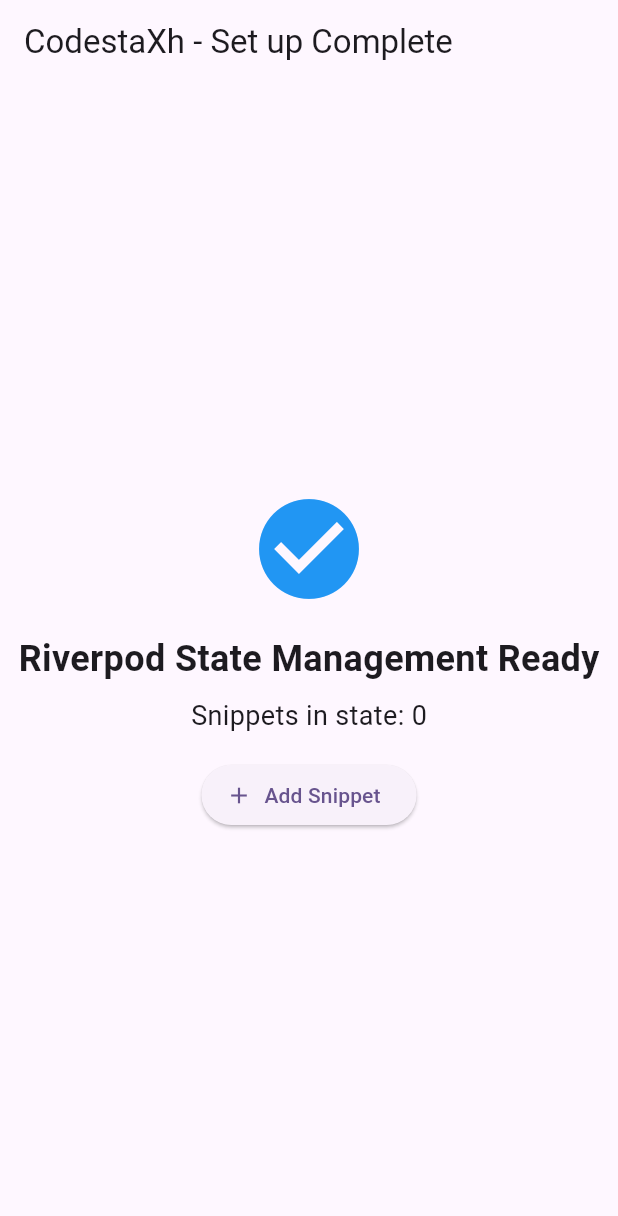
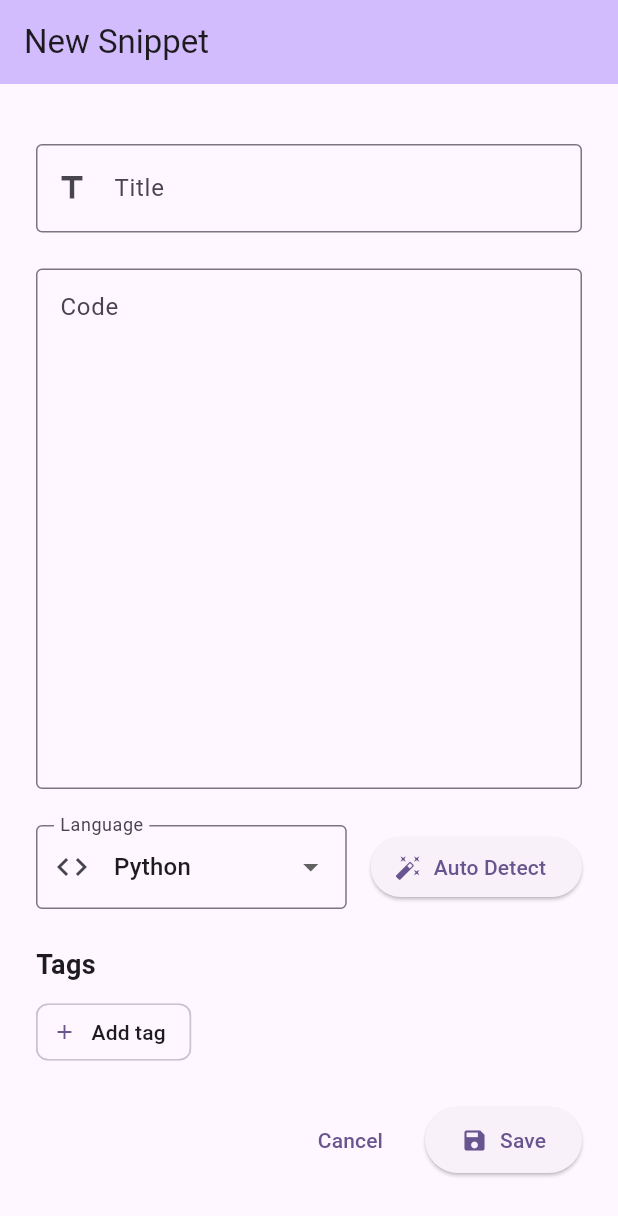
Before and after one commit to MalcolmOdu/gr11-codestaxh-fall-2025, a Flutter app: the screen it shows after launch, on a phone screen of 412 x 824 dp. Shown: the top 1216 px of the screen. Run offline on Flutter 3.47's test engine with Material 3 defaults, Android fonts, the phone set to English and light mode, and no system bars; our stand-ins replace firebase_core, flutter_riverpod, hive_ce, hive_ce_flutter; accounts and stored records are empty.

Commit message:
feat: web editor with code input, language selector, and tags

```diff
--- a/lib/main.dart
+++ b/lib/main.dart
@@ -4,8 +4,7 @@ import 'firebase_options.dart';
 import 'package:hive_ce_flutter/hive_flutter.dart';
 import 'models/snippet.dart';
 import 'package:flutter_riverpod/flutter_riverpod.dart';
-import 'package:codestaxh/controllers/snippet_controller.dart';
-import 'package:codestaxh/controllers/snippet_notifier.dart';
+import 'views/web/snippet_editor_view.dart';
 
 void main() async {
   WidgetsFlutterBinding.ensureInitialized();
@@ -31,66 +30,7 @@ class MyApp extends StatelessWidget {
         colorScheme: ColorScheme.fromSeed(seedColor: Colors.deepPurple),
         useMaterial3: true,
       ),
-      home: const TestScreen(),
+      home: const SnippetEditorView(),
     );
   }
 }
-
-class TestScreen extends ConsumerStatefulWidget {
-  const TestScreen({super.key});
-
-  @override
-  ConsumerState<TestScreen> createState() => _TestScreenState();
-}
-
-class _TestScreenState extends ConsumerState<TestScreen> {
-
-  @override
-  Widget build(BuildContext context) {
-
-    final snippets =  ref.watch(snippetProvider);
-
-    return Scaffold(
-      appBar: AppBar(
-        title: const Text('CodestaXh - Set up Complete'),
-      ),
-      body: Center(
-        child: Column(
-          mainAxisAlignment: MainAxisAlignment.center,
-          children: [
-            const Icon(Icons.check_circle, size: 80, color: Colors.blue),
-            const SizedBox(height: 16),
-            const Text(
-              'Riverpod State Management Ready',
-              style: TextStyle(fontSize: 24, fontWeight: FontWeight.bold),
-            ),
-            const SizedBox(height: 8),
-            Text(
-              'Snippets in state: ${snippets.length}',
-              style: const TextStyle(fontSize: 18),
-            ),
-            const SizedBox(height: 16),
-            ElevatedButton.icon(
-                onPressed: () {
-                  final controller = SnippetController(ref);
-
-                  controller.addSnippet(
-                    title: 'Test Snippet ${snippets.length + 1}',
-                    code: 'print("Hello World!")',
-                    language: 'Python',
-                    tags: ['test', 'snippet'],
-                    author: 'Vincent Kennedy'
-                  );
-                  ScaffoldMessenger.of(context).showSnackBar(
-                    const SnackBar(content: Text('Snippet Added')),
-                  );
-                },
-              icon: const Icon(Icons.add),
-              label: const Text('Add Snippet'),
-            ),
-          ],
-        ),
-      ),
-    );
-  }
-}
--- /dev/null
+++ b/lib/views/web/snippet_editor_view.dart
@@ -0,0 +1,380 @@
+import 'package:flutter/material.dart';
+import 'package:flutter_riverpod/flutter_riverpod.dart';
+import 'package:codestaxh/controllers/snippet_controller.dart';
+
+class SnippetEditorView extends ConsumerStatefulWidget {
+  //if editing existing snippet, pass ID
+  final String? id;
+  const SnippetEditorView({super.key, this.id});
+
+  @override
+  ConsumerState<SnippetEditorView> createState() => _SnippetEditorViewState();
+}
+
+class _SnippetEditorViewState extends ConsumerState<SnippetEditorView> {
+  //Text Controller to store what thr user types
+  final _titleController = TextEditingController();
+  final _codeController = TextEditingController();
+  final _tagController = TextEditingController();
+
+  String _selectedLanguage = 'Python';
+
+  //list of available languages
+  final List<String> _languages = [
+    'Python',
+    'Java',
+    'JavaScript',
+    'Dart',
+    'C++',
+    'Go',
+    'RUst',
+    'C#',
+    'Ruby',
+    'Kotlin',
+    'SQL',
+    'HTML',
+    'CSS',
+    'PHP',
+    'Swift',
+    'TypeScript',
+  ];
+  final List<String> _tags =[];
+  bool _isSaving = false; //loading state for save button
+
+  @override
+  void dispose() {
+    _titleController.dispose();
+    _codeController.dispose();
+    _tagController.dispose();
+    super.dispose();
+  }
+
+  @override
+  Widget build(BuildContext context) {
+    return Scaffold(
+      appBar: AppBar(
+        title: Text(widget.id == null ? 'New Snippet' : 'Edit Snippet'),
+        backgroundColor: Theme.of(context).colorScheme.inversePrimary,
+      ),
+      body: Center(
+        child: ConstrainedBox(
+          constraints: const BoxConstraints(maxWidth: 800),
+          child: SingleChildScrollView(
+            padding: const EdgeInsets.all(24),
+            child: Column(
+              crossAxisAlignment: CrossAxisAlignment.stretch,
+              children: [
+                //Title
+                _buildTitleField(),
+                const SizedBox(height: 24),
+                //code editor
+                _buildCodeEditor(),
+                const SizedBox(height: 24),
+                //language selector
+                _buildLanguageSelector(),
+                const SizedBox(height: 24),
+                //tags selector
+                _buildTagsSelector(),
+                const SizedBox(height: 24),
+
+                //buttons
+                _buildActionButtons(),
+              ],
+            ),
+          ),
+        ),
+      ),
+    );
+  }
+
+  Widget _buildTitleField() {
+    return TextField(
+      controller: _titleController,
+      decoration: const InputDecoration(
+        labelText: 'Title',
+        hintText: 'e.g., "BFS algorithm"',
+        border: OutlineInputBorder(),
+        prefixIcon: Icon(Icons.title),
+      ),
+      style: const TextStyle(fontSize: 18),
+    );
+  }
+
+  Widget _buildCodeEditor() {
+    return TextField(
+        controller: _codeController,
+        decoration: const InputDecoration(
+          labelText: 'Code',
+          hintText: 'Paste or Write your code here...',
+          border: OutlineInputBorder(),
+          alignLabelWithHint: true,
+        ),
+      maxLines: 15,
+      style: const TextStyle(
+        fontFamily: 'monospace',
+        fontSize: 14,
+      ),
+      //for autodetect
+      onChanged: (value) {
+
+      },
+    );
+  }
+  Widget _buildLanguageSelector(){
+    return Row(
+      children: [
+        Expanded(
+          child: DropdownButtonFormField<String>(
+            initialValue: _selectedLanguage,
+            decoration: const InputDecoration(
+              labelText: 'Language',
+              border: OutlineInputBorder(),
+              prefixIcon: Icon(Icons.code),
+            ),
+            items: _languages.map((language) {
+              return DropdownMenuItem<String>(
+                value: language,
+                child: Text(language),);}).toList(),
+            onChanged: (value) {
+              setState(() {
+                _selectedLanguage = value!;
+              });
+            },
+          ),
+        ),
+        const SizedBox(width: 16),
+        ElevatedButton.icon(
+          onPressed: _autoDetectLanguage,
+          icon: const Icon(Icons.auto_fix_high),
+          label: const Text('Auto Detect'),
+        )
+      ]
+    );
+  }
+
+  Widget _buildTagsSelector(){
+    return Column(
+      crossAxisAlignment: CrossAxisAlignment.start,
+      children: [
+        const Text(
+          'Tags',
+          style: TextStyle(
+            fontSize: 18,
+            fontWeight: FontWeight.bold,
+          ),
+        ),
+        const SizedBox(height: 8),
+        //To display existing tags
+        Wrap(
+          spacing: 8,
+          runSpacing: 8,
+          children: [
+            ..._tags.map((tag) => Chip(
+              label: Text(tag),
+              deleteIcon: const Icon(Icons.close, size: 16),
+              onDeleted: () {
+                setState(() {
+                  _tags.remove(tag);
+                });
+              },
+            )),
+
+            //Button to add tag
+            ActionChip(
+              avatar: const Icon(Icons.add, size: 16),
+              label: const Text('Add tag'),
+              onPressed: _showAddTagDialog,
+            ),
+          ],
+        ),
+      ],
+    );
+  }
+
+  Widget _buildActionButtons() {
+    return Row(
+      mainAxisAlignment: MainAxisAlignment.end,
+      children: [
+        TextButton(
+          onPressed: () {
+            Navigator.of(context).pop();
+          },
+          child: const Text('Cancel'),
+        ),
+        const SizedBox(width: 16),
+
+        ElevatedButton.icon(
+          onPressed: _isSaving ? null : _saveSnippet,
+          icon: _isSaving ?
+              const SizedBox(
+                width: 16,
+                height: 16,
+                child: CircularProgressIndicator(strokeWidth: 2, color: Colors.white),
+              )
+              : const Icon(Icons.save),
+          label: const Text('Save'),
+          style: ElevatedButton.styleFrom(
+            padding: const EdgeInsets.symmetric(horizontal: 24, vertical: 12),
+          ),
+        ),
+      ],
+    );
+  }
+
+  void _autoDetectLanguage() {
+    final code = _codeController.text.toLowerCase();
+
+    String detectedLanguage = 'Python';
+
+    if(code.contains('def') || code.contains('import') || code.contains('print(')) {
+      detectedLanguage = 'Python';
+    }
+    else if(code.contains('function') || code.contains('const') || code.contains('let')) {
+      detectedLanguage = 'JavaScript';
+    }
+    else if(code.contains('class') && code.contains('void ') && code.contains('{')){
+      detectedLanguage = 'Java';
+    }
+    else if(code.contains('widget ') || code.contains('stateless') || code.contains('stateful')) {
+      detectedLanguage = 'Dart';
+    }
+    else if(code.contains('<?php')){
+      detectedLanguage = 'PHP';
+    }
+    else if(code.contains('select ') || code.contains('from ') || code.contains('where ')) {
+      detectedLanguage = 'SQL';
+    }
+    else if(code.contains('<html') || code.contains('<div')) {
+      detectedLanguage = 'HTML';
+    }
+    else if(code.contains('fn') || code.contains('impl ')){
+      detectedLanguage = 'Rust';
+    }
+    else if(code.contains('func') && code.contains('package ')){
+      detectedLanguage = 'Go';
+    }
+    else if(code.contains('fun ') && code.contains('val ') || code.contains('var ')) {
+      detectedLanguage = 'Kotlin';
+    }
+    else if(code.contains('#include') || code.contains('std::') || code.contains('cout')){
+      detectedLanguage = 'C++';
+    }
+    else if(code.contains('using namespace') || code.contains('using system') && code.contains('public class')){
+      detectedLanguage = 'C#';
+    }
+    else if(code.contains('import foundation') || code.contains('import UIKit')){
+      detectedLanguage = 'Swift';
+    }
+    else if(code.contains('def ') && code.contains('end') && code.contains('class')){
+      detectedLanguage = 'Ruby';
+    }
+    else if(code.contains('<style>') || code.contains('</style>')){
+      detectedLanguage = 'CSS';
+    }
+    else if(code.contains(': string') || code.contains(': number') || code.contains(': boolean') && code.contains('let ') || code.contains('const ')){
+      detectedLanguage = 'TypeScript';
+    }
+    setState(() {
+      _selectedLanguage = detectedLanguage;
+    });
+
+    ScaffoldMessenger.of(context).showSnackBar(
+      SnackBar(content: Text('Detected language: $_selectedLanguage'),
+      ),
+    );
+  }
+
+  void _showAddTagDialog() {
+    showDialog(
+      context: context,
+      builder: (context) {
+        return AlertDialog(
+          title: const Text('Add Tag'),
+          content: TextField(
+            controller: _tagController,
+            decoration: const InputDecoration(
+              hintText: 'Enter tag name',
+              border: OutlineInputBorder(),
+            ),
+            autofocus: true,
+            onSubmitted: (value) {
+              _addTag();
+              Navigator.of(context).pop();
+            },
+          ),
+          actions: [
+            TextButton(
+              onPressed: () => Navigator.of(context).pop(),
+              child: const Text('Cancel'),
+            ),
+            ElevatedButton(
+              onPressed: () {
+                _addTag();
+                Navigator.of(context).pop();
+              },
+              child: const Text('Add'),
+            ),
+          ] ,
+        );
+      },
+    );
+  }
+
+  void _addTag() {
+    final tag = _tagController.text.trim();
+    if (tag.isNotEmpty && !_tags.contains(tag)) {
+      setState(() {
+        _tags.add(tag);
+        _tagController.clear();
+      });
+    }
+  }
+
+  void _saveSnippet() {
+    final title = _titleController.text.trim();
+    final code = _codeController.text.trim();
+
+    if (title.isEmpty || code.isEmpty) {
+      ScaffoldMessenger.of(context).showSnackBar(
+        const SnackBar(
+          content: Text('Title and code cannot be empty'),
+        ),
+      );
+      return;
+    }
+
+    setState(() {
+      _isSaving = true;
+    });
+
+    final controller = SnippetController(ref);
+    try{
+      controller.addSnippet(
+        title: title,
+        code: code,
+        language: _selectedLanguage,
+        tags: _tags,
+        author: 'User',
+      );
+
+      ScaffoldMessenger.of(context).showSnackBar(
+        const SnackBar(
+          content: Text('Snippet saved successfully'),
+          backgroundColor: Colors.green,
+        ),
+      );
+
+      Navigator.of(context).pop();
+    } catch (e) {
+      ScaffoldMessenger.of(context).showSnackBar(
+        SnackBar(
+          content: Text('Error saving snippet: $e'),
+          backgroundColor: Colors.red,
+        ),
+      );
+      setState(() {
+        _isSaving = false;
+      });
+    }
+  }
+}
```
